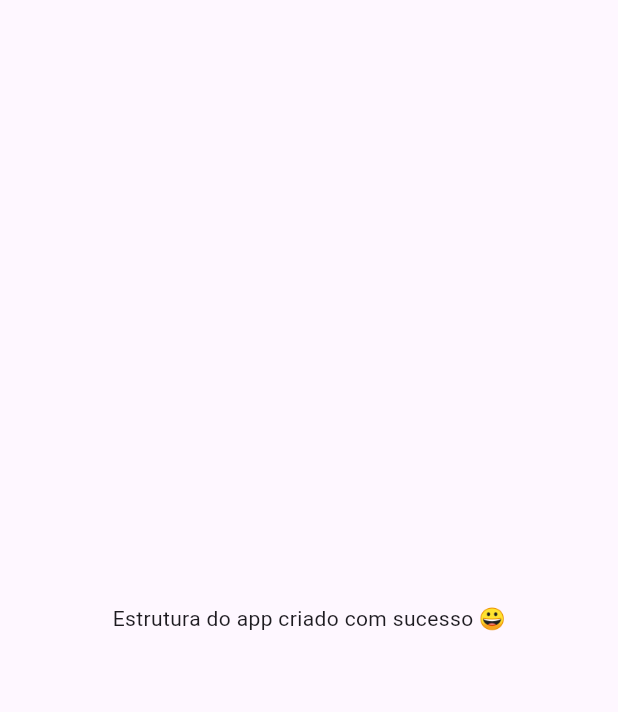
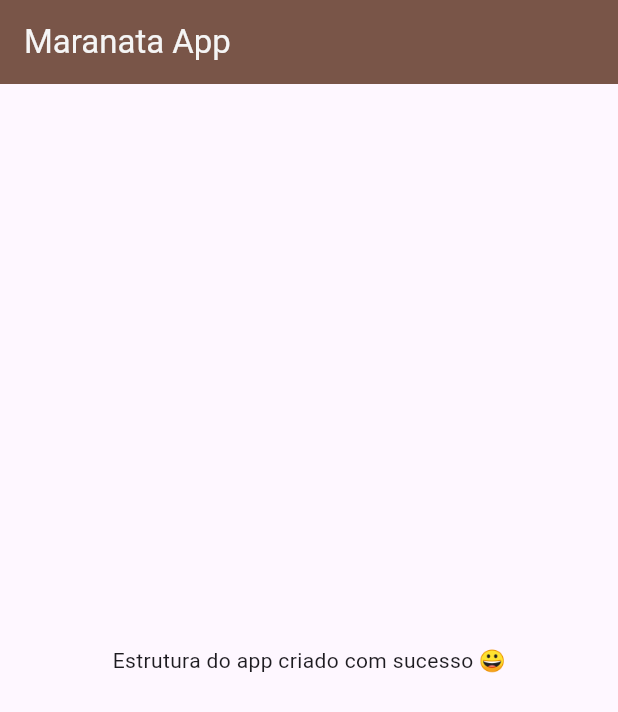
Before and after one commit to SilvaRuan16/MaranataApp, a Flutter app: the screen it shows after launch, on a phone screen of 412 x 824 dp. Shown: the top 712 px of the screen. Run offline on Flutter 3.47's test engine with Material 3 defaults, Android fonts, the phone set to English and light mode, and no system bars.

Commit message:
fix: Correção do appbar_component.dart

```diff
--- a/lib/components/appbar_component.dart
+++ b/lib/components/appbar_component.dart
@@ -1,12 +1,18 @@
 import 'package:flutter/material.dart';
 
-class AppBarComponent extends StatelessWidget {
-    AppBarComponent({super.key});
+class AppbarComponent extends StatelessWidget implements PreferredSizeWidget {
+  const AppbarComponent({super.key, required this.title});
 
-    @override
+  final String title;
+
+  @override
   Widget build(BuildContext context) {
     return AppBar(
-        child: Text("Olá"),
+      backgroundColor:Colors.brown,
+      title: Text(title, style: TextStyle(color: Colors.grey.shade100)),
     );
   }
+
+  @override
+  Size get preferredSize => const Size.fromHeight(kToolbarHeight);
 }
--- a/lib/pages/home_page.dart
+++ b/lib/pages/home_page.dart
@@ -1,5 +1,5 @@
 import 'package:flutter/material.dart';
-import 'package:futter/components/appbar_component.dart';
+import 'package:maranata_app/components/appbar_component.dart';
 
 class HomePage extends StatelessWidget {
   const HomePage({super.key});
@@ -7,7 +7,7 @@ class HomePage extends StatelessWidget {
   @override
   Widget build(BuildContext context) {
     return Scaffold(
-      appbar: AppBarComponent(),
+      appBar: AppbarComponent(title: 'Maranata App'),
       body: Center(child: Text("Estrutura do app criado com sucesso 😀")),
     );
   }
```
Also changed, not shown: 1 other file.
